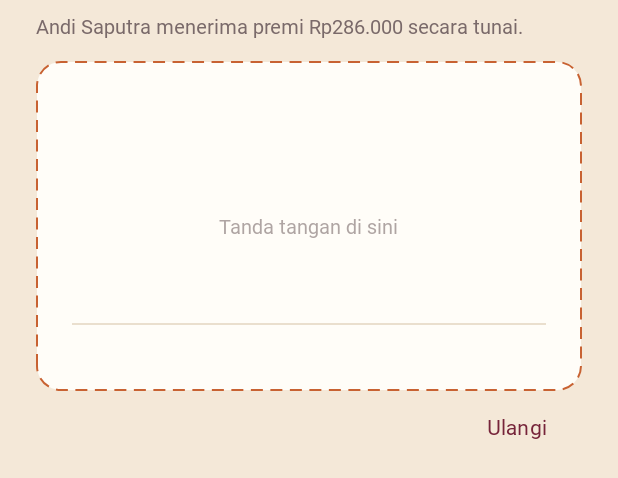
After one commit to Immanuel-alps/SIPEKA_Android, an Android app: the layout dialog_tanda_tangan.xml on its own in the app's theme, with its tools: preview values and no code run, on a phone screen of 412 x 824 dp. The commit adds this screen. Shown: the top 478 px of the screen. Run offline under Robolectric (Android 15) with nearby library versions, the phone set to English and light mode, and no system bars; Roboto replaces fonts that are not available here.

Commit message:
Fitur tanda tangan digital pemanen saat validasi pembayaran dan di slip premi PDF

```diff
--- a/app/src/main/java/com/example/sipeka/data/DataPanen.kt
+++ b/app/src/main/java/com/example/sipeka/data/DataPanen.kt
@@ -11,7 +11,8 @@ data class DataPanen(
     val lahanSulit: Boolean,    // false = lahan datar, true = lahan sulit/berbukit
     val janjangMentah: Int,     // jumlah janjang buah mentah (kena denda)
     val premi: HasilPremi,
-    var status: String = STATUS_MENUNGGU
+    var status: String = STATUS_MENUNGGU,
+    var tandaTangan: String? = null   // path file PNG tanda tangan pemanen (diisi saat validasi)
 ) {
     companion object {
         const val STATUS_MENUNGGU = "Menunggu validasi"
--- /dev/null
+++ b/app/src/main/java/com/example/sipeka/ttd/TandaTanganView.kt
@@ -0,0 +1,106 @@
+package com.example.sipeka.ttd
+
+import android.annotation.SuppressLint
+import android.content.Context
+import android.graphics.Bitmap
+import android.graphics.Canvas
+import android.graphics.Color
+import android.graphics.Paint
+import android.graphics.Path
+import android.graphics.RectF
+import android.util.AttributeSet
+import android.view.MotionEvent
+import android.view.View
+import androidx.core.content.ContextCompat
+import com.example.sipeka.R
+import kotlin.math.max
+import kotlin.math.min
+
+/**
+ * Fitur tambahan Pertemuan 11 – Tanda Tangan Digital Pemanen (F04 di SKPL).
+ * Custom View sederhana: jari digeser di layar → garis digambar mengikuti sentuhan.
+ *
+ * Sumber:
+ * - Custom drawing (Android Developers): https://developer.android.com/develop/ui/views/layout/custom-views/custom-drawing
+ * - Touch gestures: https://developer.android.com/develop/ui/views/touch-and-input/gestures/detector
+ */
+class TandaTanganView @JvmOverloads constructor(
+    context: Context,
+    attrs: AttributeSet? = null
+) : View(context, attrs) {
+
+    private val path = Path()
+    private var xTerakhir = 0f
+    private var yTerakhir = 0f
+
+    /** dipanggil saat user mulai/selesai menggambar → dipakai untuk mengaktifkan tombol Simpan */
+    var onBerubah: ((kosong: Boolean) -> Unit)? = null
+
+    private val kuas = Paint(Paint.ANTI_ALIAS_FLAG).apply {
+        color = ContextCompat.getColor(context, R.color.maroon_tua)
+        style = Paint.Style.STROKE
+        strokeWidth = 4f * resources.displayMetrics.density
+        strokeCap = Paint.Cap.ROUND
+        strokeJoin = Paint.Join.ROUND
+    }
+
+    fun kosong(): Boolean = path.isEmpty
+
+    fun hapus() {
+        path.reset()
+        invalidate()
+        onBerubah?.invoke(true)
+    }
+
+    override fun onDraw(canvas: Canvas) {
+        super.onDraw(canvas)
+        canvas.drawPath(path, kuas)
+    }
+
+    @SuppressLint("ClickableViewAccessibility")
+    override fun onTouchEvent(event: MotionEvent): Boolean {
+        val x = event.x
+        val y = event.y
+        when (event.action) {
+            MotionEvent.ACTION_DOWN -> {
+                // jangan sampai dialog/scroll ikut tergeser saat menulis
+                parent?.requestDisallowInterceptTouchEvent(true)
+                path.moveTo(x, y)
+                path.lineTo(x + 0.1f, y + 0.1f) // supaya titik (tap) juga terlihat
+            }
+            MotionEvent.ACTION_MOVE -> {
+                // garis dihaluskan dengan kurva quadTo di antara titik sentuhan
+                path.quadTo(xTerakhir, yTerakhir, (x + xTerakhir) / 2, (y + yTerakhir) / 2)
+            }
+            MotionEvent.ACTION_UP -> {
+                path.lineTo(x, y)
+                onBerubah?.invoke(false)
+            }
+            else -> return false
+        }
+        xTerakhir = x
+        yTerakhir = y
+        invalidate()
+        return true
+    }
+
+    /** Hasil tanda tangan sebagai Bitmap berlatar transparan, dipotong pas di area coretan */
+    fun ambilBitmap(): Bitmap {
+        val batas = RectF()
+        path.computeBounds(batas, true)
+        val jarak = kuas.strokeWidth * 2
+        val kiri = max(0f, batas.left - jarak)
+        val atas = max(0f, batas.top - jarak)
+        val kanan = min(width.toFloat(), batas.right + jarak)
+        val bawah = min(height.toFloat(), batas.bottom + jarak)
+
+        val bitmap = Bitmap.createBitmap(
+            max(1, (kanan - kiri).toInt()), max(1, (bawah - atas).toInt()), Bitmap.Config.ARGB_8888
+        )
+        val canvas = Canvas(bitmap)
+        canvas.drawColor(Color.TRANSPARENT)
+        canvas.translate(-kiri, -atas)
+        canvas.drawPath(path, kuas)
+        return bitmap
+    }
+}
--- /dev/null
+++ b/app/src/main/res/drawable/bg_kotak_ttd.xml
@@ -0,0 +1,11 @@
+<?xml version="1.0" encoding="utf-8"?>
+<!-- Kotak area tanda tangan: putih dengan garis putus-putus -->
+<shape xmlns:android="http://schemas.android.com/apk/res/android" android:shape="rectangle">
+    <solid android:color="@color/putih_susu" />
+    <stroke
+        android:width="1.5dp"
+        android:color="@color/jingga_brondolan"
+        android:dashGap="5dp"
+        android:dashWidth="8dp" />
+    <corners android:radius="16dp" />
+</shape>
--- /dev/null
+++ b/app/src/main/res/layout/dialog_tanda_tangan.xml
@@ -0,0 +1,59 @@
+<?xml version="1.0" encoding="utf-8"?>
+<!-- Fitur tambahan Pertemuan 11 – isi dialog Tanda Tangan Digital Pemanen -->
+<LinearLayout xmlns:android="http://schemas.android.com/apk/res/android"
+    xmlns:tools="http://schemas.android.com/tools"
+    android:layout_width="match_parent"
+    android:layout_height="wrap_content"
+    android:orientation="vertical"
+    android:paddingStart="24dp"
+    android:paddingTop="8dp"
+    android:paddingEnd="24dp">
+
+    <TextView
+        android:id="@+id/tvInfoTtd"
+        style="@style/Teks.Keterangan"
+        android:layout_width="match_parent"
+        android:layout_height="wrap_content"
+        tools:text="Andi Saputra menerima premi Rp286.000 secara tunai." />
+
+    <!-- kotak tanda tangan -->
+    <FrameLayout
+        android:layout_width="match_parent"
+        android:layout_height="220dp"
+        android:layout_marginTop="14dp"
+        android:background="@drawable/bg_kotak_ttd">
+
+        <TextView
+            android:id="@+id/tvPetunjukTtd"
+            android:layout_width="wrap_content"
+            android:layout_height="wrap_content"
+            android:layout_gravity="center"
+            android:alpha="0.6"
+            android:text="@string/ttd_petunjuk"
+            android:textColor="@color/teks_sekunder"
+            android:textSize="13sp" />
+
+        <View
+            android:layout_width="match_parent"
+            android:layout_height="1dp"
+            android:layout_gravity="bottom"
+            android:layout_marginStart="24dp"
+            android:layout_marginEnd="24dp"
+            android:layout_marginBottom="44dp"
+            android:background="@color/garis" />
+
+        <com.example.sipeka.ttd.TandaTanganView
+            android:id="@+id/tandaTangan"
+            android:layout_width="match_parent"
+            android:layout_height="match_parent" />
+    </FrameLayout>
+
+    <com.google.android.material.button.MaterialButton
+        android:id="@+id/btnUlangi"
+        style="@style/Widget.Material3.Button.TextButton"
+        android:layout_width="wrap_content"
+        android:layout_height="wrap_content"
+        android:layout_gravity="end"
+        android:text="@string/ttd_ulangi"
+        android:textColor="@color/maroon_sawit" />
+</LinearLayout>
--- a/app/src/main/res/values/strings.xml
+++ b/app/src/main/res/values/strings.xml
@@ -247,4 +247,11 @@
     <string name="onboard_label_3">PEMBAYARAN TRANSPARAN</string>
     <string name="onboard_judul_3">Validasi bayar &amp; bagikan slip</string>
     <string name="onboard_desk_3">Tandai premi yang sudah dibayar, pantau riwayatnya lewat grafik, lalu bagikan slip premi PDF ke pemanen.</string>
+
+    <!-- ===== Fitur tambahan Pertemuan 11: Tanda Tangan Digital Pemanen ===== -->
+    <string name="ttd_judul">Tanda tangan pemanen</string>
+    <string name="ttd_info">%1$s menerima premi %2$s secara tunai. Minta pemanen tanda tangan di kotak di bawah sebagai bukti pembayaran.</string>
+    <string name="ttd_petunjuk">Tanda tangan di sini</string>
+    <string name="ttd_ulangi">Ulangi</string>
+    <string name="ttd_simpan">Simpan &amp; tandai dibayar</string>
 </resources>
```
Also changed, not shown: app/src/main/java/com/example/sipeka/data/RepositoriPanen.kt (+6 -2 lines), app/src/main/java/com/example/sipeka/slip/SlipPdf.kt (+27 -6 lines), app/src/main/java/com/example/sipeka/ttd/PenyimpananTtd.kt (added, +21 -0 lines), app/src/main/java/com/example/sipeka/validasi/ValidasiFragment.kt (+49 -9 lines).
